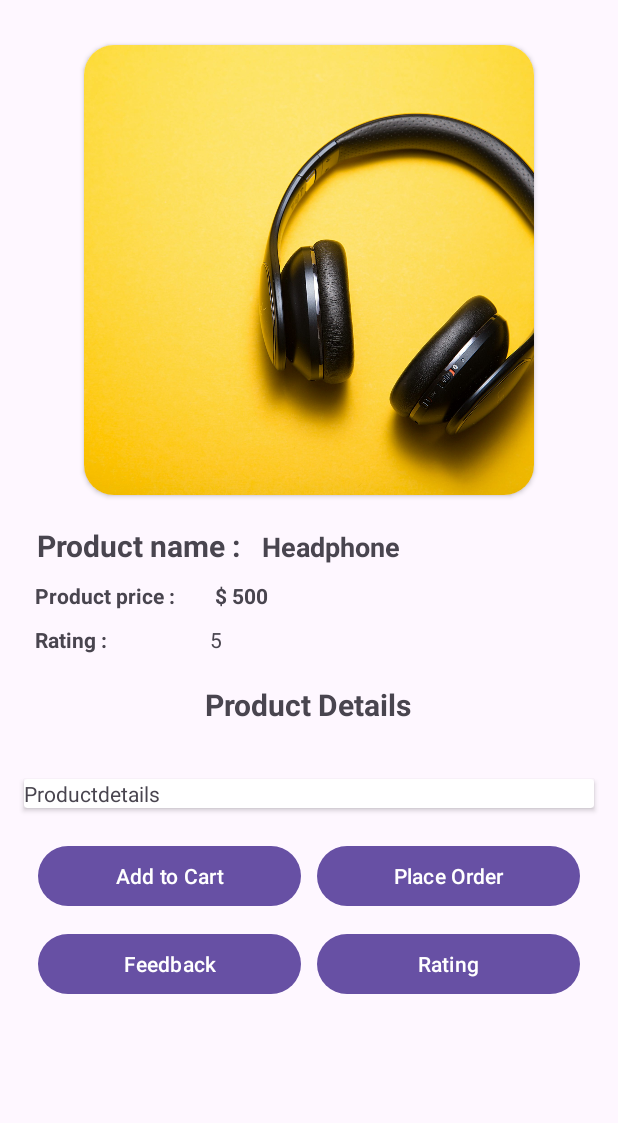
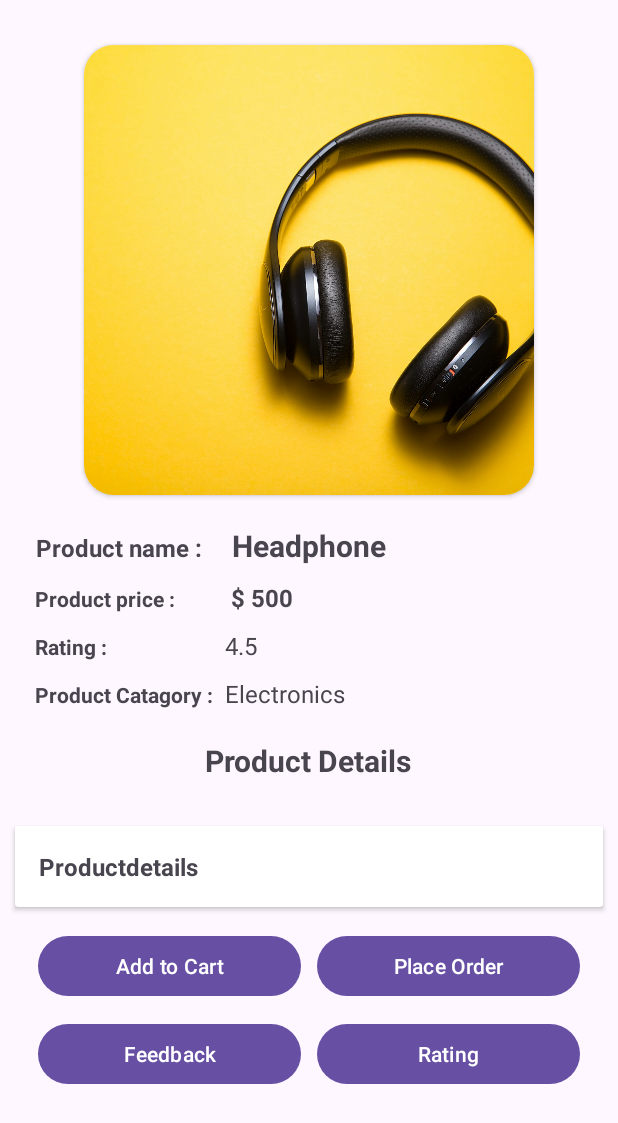
Before and after one commit to choyon-sarker/Ki-Kinbo, an Android app: the ViewProduct screen opened directly, with no data from a screen before it, on a phone screen of 412 x 824 dp. Shown: the top 1123 px of the screen. Run offline under Robolectric (Android 15) with nearby library versions, the phone set to English and light mode, and no system bars; our stand-ins replace Firebase (no records; nobody signed in at launch, a user with empty details on screens opened directly).

Commit message:
apply mvvm pattern architecture

```diff
--- a/Ki-Kinbo-Andorid-App-main/app/src/main/AndroidManifest.xml
+++ b/Ki-Kinbo-Andorid-App-main/app/src/main/AndroidManifest.xml
@@ -19,7 +19,7 @@
             android:name=".ViewProduct"
             android:exported="false" />
         <activity
-            android:name=".MainActivity"
+            android:name=".view.MainActivity"
             android:exported="true">
             <intent-filter>
                 <action android:name="android.intent.action.MAIN" />
--- a/Ki-Kinbo-Andorid-App-main/app/src/main/java/com/devdroid/kikinbo/ViewProduct.kt
+++ b/Ki-Kinbo-Andorid-App-main/app/src/main/java/com/devdroid/kikinbo/ViewProduct.kt
@@ -7,14 +7,18 @@ import androidx.activity.enableEdgeToEdge
 import androidx.appcompat.app.AppCompatActivity
 import androidx.core.view.ViewCompat
 import androidx.core.view.WindowInsetsCompat
-import com.google.firebase.database.*
+import com.devdroid.kikinbo.model.ProductDataModel
+import com.devdroid.kikinbo.viewmodel.ProductViewModel
 
 class ViewProduct : AppCompatActivity() {
-    private lateinit var databaseRef: DatabaseReference
-    private lateinit var productIdToFetch: String
+    private lateinit var productViewModel: ProductViewModel
     private lateinit var productPriceId: TextView
     private lateinit var productRatingId: TextView
     private lateinit var productNameId: TextView
+    private lateinit var productCatagoryId: TextView
+    private lateinit var productDetailsId: TextView
+    private lateinit var productIdToFetch: String
+    private lateinit var productDisplayHelper: ProductDisplayHelper
 
     override fun onCreate(savedInstanceState: Bundle?) {
         super.onCreate(savedInstanceState)
@@ -27,51 +31,30 @@ class ViewProduct : AppCompatActivity() {
             insets
         }
 
-        databaseRef = FirebaseDatabase.getInstance().getReference("Products")
+        productViewModel = ProductViewModel()
+        productDisplayHelper = ProductDisplayHelper()  // Initialize ProductDisplayHelper
+
         productIdToFetch = intent.getStringExtra("productId") ?: ""
 
         productNameId = findViewById(R.id.productnameid)
         productPriceId = findViewById(R.id.productPriceid)
         productRatingId = findViewById(R.id.ProductRatingid)
+        productCatagoryId = findViewById(R.id.tvProductCatagoryid)
+        productDetailsId = findViewById(R.id.productDetailsid)
 
         if (productIdToFetch.isNotEmpty()) {
-            fetchProductData(productIdToFetch)
+            productViewModel.fetchProductData(productIdToFetch) { product ->
+                if (product != null) {
+                    productDisplayHelper.displayProductDetails(product, productNameId, productPriceId, productRatingId, productCatagoryId, productDetailsId)
+                } else {
+                    Toast.makeText(this, "Product not found", Toast.LENGTH_SHORT).show()
+                }
+            }
         } else {
             Toast.makeText(this, "Product ID not found", Toast.LENGTH_SHORT).show()
         }
     }
-
-    private fun fetchProductData(productId: String) {
-        databaseRef.orderByChild("productId").equalTo(productId)
-            .addListenerForSingleValueEvent(object : ValueEventListener {
-                override fun onDataChange(snapshot: DataSnapshot) {
-                    if (snapshot.exists()) {
-                        for (child in snapshot.children) {
-                            val product = child.getValue(ProductDataModel::class.java)
-                            if (product != null) {
-                                displayProductDetails(product)
-                            } else {
-                                Toast.makeText(this@ViewProduct, "Product not found", Toast.LENGTH_SHORT).show()
-                            }
-                        }
-                    } else {
-                        Toast.makeText(this@ViewProduct, "Product not found", Toast.LENGTH_SHORT).show()
-                    }
-                }
-
-                override fun onCancelled(error: DatabaseError) {
-                    Toast.makeText(this@ViewProduct, "Failed to load data: ${error.message}", Toast.LENGTH_SHORT).show()
-                }
-            })
-    }
-
-    private fun displayProductDetails(product: ProductDataModel) {
-        productNameId.text = product.productName
-        productPriceId.text = "Price: ${product.productPrice} BDT"
-        productRatingId.text = "Rating: ${product.productRating}"
-    }
 }
-
 
 //package com.devdroid.kikinbo
 //
@@ -82,53 +65,124 @@ class ViewProduct : AppCompatActivity() {
 //import androidx.appcompat.app.AppCompatActivity
 //import androidx.core.view.ViewCompat
 //import androidx.core.view.WindowInsetsCompat
-//import com.google.firebase.database.DataSnapshot
-//import com.google.firebase.database.DatabaseError
-//import com.google.firebase.database.DatabaseReference
-//import com.google.firebase.database.FirebaseDatabase
-//import com.google.firebase.database.ValueEventListener
+//import com.devdroid.kikinbo.model.ProductDataModel
+//import com.devdroid.kikinbo.viewmodel.ProductViewModel
 //
 //class ViewProduct : AppCompatActivity() {
-//    private lateinit var databaseRef: DatabaseReference
-//    private lateinit var productIdToFetch:String
-//    lateinit var productPriceId: TextView
-//    lateinit var productRatingId: TextView
-//    lateinit var productNameId: TextView
-//    lateinit var VproductId:String
+//    private lateinit var productViewModel: ProductViewModel
+//    private lateinit var productPriceId: TextView
+//    private lateinit var productRatingId: TextView
+//    private lateinit var productNameId: TextView
+//    private lateinit var productCatagoryId: TextView
+//    private lateinit var productDetailsId: TextView
+//    private lateinit var productIdToFetch: String
+//
 //    override fun onCreate(savedInstanceState: Bundle?) {
 //        super.onCreate(savedInstanceState)
 //        enableEdgeToEdge()
 //        setContentView(R.layout.activity_view_product)
+//
 //        ViewCompat.setOnApplyWindowInsetsListener(findViewById(R.id.main)) { v, insets ->
 //            val systemBars = insets.getInsets(WindowInsetsCompat.Type.systemBars())
 //            v.setPadding(systemBars.left, systemBars.top, systemBars.right, systemBars.bottom)
 //            insets
 //        }
-//        databaseRef = FirebaseDatabase.getInstance().getReference("Products")
-//        //databaseRef= FirebaseDatabase.getInstance().getReference("Product")
-//        //specify the data id you want to fetch
-//        productIdToFetch = intent.getStringExtra("Headphone") ?: ""
-//        productNameId=findViewById(R.id.productnameid)
-//        productPriceId=findViewById(R.id.productPriceid)
-//        productRatingId=findViewById(R.id.ProductRatingid)
 //
-//        // Fetch product data from Firebase
+//        productViewModel = ProductViewModel()
+//
+//        productIdToFetch = intent.getStringExtra("productId") ?: ""
+//
+//        productNameId = findViewById(R.id.productnameid)
+//        productPriceId = findViewById(R.id.productPriceid)
+//        productRatingId = findViewById(R.id.ProductRatingid)
+//        productCatagoryId = findViewById(R.id.tvProductCatagoryid)
+//        productDetailsId = findViewById(R.id.productDetailsid)
+//
 //        if (productIdToFetch.isNotEmpty()) {
-//            fetchProductData(productIdToFetch)
+//            productViewModel.fetchProductData(productIdToFetch) { product ->
+//                if (product != null) {
+//                    displayProductDetails(product)
+//                } else {
+//                    Toast.makeText(this, "Product not found", Toast.LENGTH_SHORT).show()
+//                }
+//            }
 //        } else {
 //            Toast.makeText(this, "Product ID not found", Toast.LENGTH_SHORT).show()
 //        }
 //    }
+//
+//    private fun displayProductDetails(product: ProductDataModel) {
+//        productNameId.text = product.productName
+//        productPriceId.text = "${product.productPrice} BDT"
+//        productRatingId.text = "${product.productRating}"
+//        productCatagoryId.text = "${product.productCategory}"
+//        productDetailsId.text = "${product.productDetail}"
+//    }
+//}
+//
+//
+////package com.devdroid.kikinbo
+////
+////import android.os.Bundle
+////import android.widget.TextView
+////import android.widget.Toast
+////import androidx.activity.enableEdgeToEdge
+////import androidx.appcompat.app.AppCompatActivity
+////import androidx.core.view.ViewCompat
+////import androidx.core.view.WindowInsetsCompat
+////import com.devdroid.kikinbo.model.ProductDataModel
+////import com.google.firebase.database.*
+////
+////class ViewProduct : AppCompatActivity() {
+////    private lateinit var databaseRef: DatabaseReference
+////    private lateinit var productIdToFetch: String
+////    private lateinit var productPriceId: TextView
+////    private lateinit var productRatingId: TextView
+////    private lateinit var productNameId: TextView
+////    private lateinit var productCatagoryId:TextView
+////    private lateinit var productDetailsId:TextView
+////
+////    override fun onCreate(savedInstanceState: Bundle?) {
+////        super.onCreate(savedInstanceState)
+////        enableEdgeToEdge()
+////        setContentView(R.layout.activity_view_product)
+////
+////        ViewCompat.setOnApplyWindowInsetsListener(findViewById(R.id.main)) { v, insets ->
+////            val systemBars = insets.getInsets(WindowInsetsCompat.Type.systemBars())
+////            v.setPadding(systemBars.left, systemBars.top, systemBars.right, systemBars.bottom)
+////            insets
+////        }
+////        databaseRef = FirebaseDatabase.getInstance().getReference("Products")
+////        productIdToFetch = intent.getStringExtra("productId") ?: ""
+////
+////        productNameId = findViewById(R.id.productnameid)
+////        productPriceId = findViewById(R.id.productPriceid)
+////        productRatingId = findViewById(R.id.ProductRatingid)
+////        productCatagoryId=findViewById(R.id.tvProductCatagoryid)
+////        productDetailsId=findViewById(R.id.productDetailsid)
+////
+////
+////
+////        if (productIdToFetch.isNotEmpty()) {
+////            fetchProductData(productIdToFetch)
+////        } else {
+////            Toast.makeText(this, "Product ID not found", Toast.LENGTH_SHORT).show()
+////        }
+////    }
+////
 ////    private fun fetchProductData(productId: String) {
-////        // Ensure 'databaseRef' points to the correct 'Products' table in your database.
-////        databaseRef.child("Products").child(productId)
+////        databaseRef.orderByChild("productId").equalTo(productId)
 ////            .addListenerForSingleValueEvent(object : ValueEventListener {
 ////                override fun onDataChange(snapshot: DataSnapshot) {
-////                    val product = snapshot.getValue(ProductDataModel::class.java)
-////                    if (product != null) {
-////                        productNameId.text = product.productName
-////                        productPriceId.text = "Price: ${product.productPrice} BDT"
-////                        productRatingId.text = "Rating: ${product.productRating}"
+////                    if (snapshot.exists()) {
+////                        for (child in snapshot.children) {
+////                            val product = child.getValue(ProductDataModel::class.java)
+////                            if (product != null) {
+////                                displayProductDetails(product)
+////                            } else {
+////                                Toast.makeText(this@ViewProduct, "Product not found", Toast.LENGTH_SHORT).show()
+////                            }
+////                        }
 ////                    } else {
 ////                        Toast.makeText(this@ViewProduct, "Product not found", Toast.LENGTH_SHORT).show()
 ////                    }
@@ -139,35 +193,113 @@ class ViewProduct : AppCompatActivity() {
 ////                }
 ////            })
 ////    }
-//private fun fetchProductData(productId: String) {
-//    // Query to find the product with the given productId
-//    databaseRef.orderByChild("productId").equalTo(productId)
-//        .addListenerForSingleValueEvent(object : ValueEventListener {
-//            override fun onDataChange(snapshot: DataSnapshot) {
-//                if (snapshot.exists()) {
-//                    for (child in snapshot.children) {
-//                        val product = child.getValue(ProductDataModel::class.java)
-//                        if (product != null) {
-//                            displayProductDetails(product)
-//                        } else {
-//                            Toast.makeText(this@ViewProduct, "Product not found", Toast.LENGTH_SHORT).show()
-//                        }
-//                    }
-//                } else {
-//                    Toast.makeText(this@ViewProduct, "Product not found", Toast.LENGTH_SHORT).show()
-//                }
-//            }
+////
+////    private fun displayProductDetails(product: ProductDataModel) {
+////        productNameId.text = product.productName
+////        productPriceId.text = "${product.productPrice} BDT"
+////        productRatingId.text = "${product.productRating}"
+////        productCatagoryId.text="${product.productCategory}"
+////        productDetailsId.text="${product.productDetail}"
+////
+////    }
+////}
 //
-//            override fun onCancelled(error: DatabaseError) {
-//                Toast.makeText(this@ViewProduct, "Failed to load data: ${error.message}", Toast.LENGTH_SHORT).show()
-//            }
-//        })
-//}
-//    private fun displayProductDetails(product: ProductDataModel) {
-//        productNameId.text = product.productName
-//        productPriceId.text = "Price: ${product.productPrice} BDT"
-//        productRatingId.text = "Rating: ${product.productRating}"
-//        // Optionally show more details, e.g., productDetail, productReview
-//    }
 //
-//}
+////package com.devdroid.kikinbo
+////
+////import android.os.Bundle
+////import android.widget.TextView
+////import android.widget.Toast
+////import androidx.activity.enableEdgeToEdge
+////import androidx.appcompat.app.AppCompatActivity
+////import androidx.core.view.ViewCompat
+////import androidx.core.view.WindowInsetsCompat
+////import com.google.firebase.database.DataSnapshot
+////import com.google.firebase.database.DatabaseError
+////import com.google.firebase.database.DatabaseReference
+////import com.google.firebase.database.FirebaseDatabase
+////import com.google.firebase.database.ValueEventListener
+////
+////class ViewProduct : AppCompatActivity() {
+////    private lateinit var databaseRef: DatabaseReference
+////    private lateinit var productIdToFetch:String
+////    lateinit var productPriceId: TextView
+////    lateinit var productRatingId: TextView
+////    lateinit var productNameId: TextView
+////    lateinit var VproductId:String
+////    override fun onCreate(savedInstanceState: Bundle?) {
+////        super.onCreate(savedInstanceState)
+////        enableEdgeToEdge()
+////        setContentView(R.layout.activity_view_product)
+////        ViewCompat.setOnApplyWindowInsetsListener(findViewById(R.id.main)) { v, insets ->
+////            val systemBars = insets.getInsets(WindowInsetsCompat.Type.systemBars())
+////            v.setPadding(systemBars.left, systemBars.top, systemBars.right, systemBars.bottom)
+////            insets
+////        }
+////        databaseRef = FirebaseDatabase.getInstance().getReference("Products")
+////        //databaseRef= FirebaseDatabase.getInstance().getReference("Product")
+////        //specify the data id you want to fetch
+////        productIdToFetch = intent.getStringExtra("Headphone") ?: ""
+////        productNameId=findViewById(R.id.productnameid)
+////        productPriceId=findViewById(R.id.productPriceid)
+////        productRatingId=findViewById(R.id.ProductRatingid)
+////
+////        // Fetch product data from Firebase
+////        if (productIdToFetch.isNotEmpty()) {
+////            fetchProductData(productIdToFetch)
+////        } else {
+////            Toast.makeText(this, "Product ID not found", Toast.LENGTH_SHORT).show()
+////        }
+////    }
+//////    private fun fetchProductData(productId: String) {
+//////        // Ensure 'databaseRef' points to the correct 'Products' table in your database.
+//////        databaseRef.child("Products").child(productId)
+//////            .addListenerForSingleValueEvent(object : ValueEventListener {
+//////                override fun onDataChange(snapshot: DataSnapshot) {
+//////                    val product = snapshot.getValue(ProductDataModel::class.java)
+//////                    if (product != null) {
+//////                        productNameId.text = product.productName
+//////                        productPriceId.text = "Price: ${product.productPrice} BDT"
+//////                        productRatingId.text = "Rating: ${product.productRating}"
+//////                    } else {
+//////                        Toast.makeText(this@ViewProduct, "Product not found", Toast.LENGTH_SHORT).show()
+//////                    }
+//////                }
+//////
+//////                override fun onCancelled(error: DatabaseError) {
+//////                    Toast.makeText(this@ViewProduct, "Failed to load data: ${error.message}", Toast.LENGTH_SHORT).show()
+//////                }
+//////            })
+//////    }
+////private fun fetchProductData(productId: String) {
+////    // Query to find the product with the given productId
+////    databaseRef.orderByChild("productId").equalTo(productId)
+////        .addListenerForSingleValueEvent(object : ValueEventListener {
+////            override fun onDataChange(snapshot: DataSnapshot) {
+////                if (snapshot.exists()) {
+////                    for (child in snapshot.children) {
+////                        val product = child.getValue(ProductDataModel::class.java)
+////                        if (product != null) {
+////                            displayProductDetails(product)
+////                        } else {
+////                            Toast.makeText(this@ViewProduct, "Product not found", Toast.LENGTH_SHORT).show()
+////                        }
+////                    }
+////                } else {
+////                    Toast.makeText(this@ViewProduct, "Product not found", Toast.LENGTH_SHORT).show()
+////                }
+////            }
+////
+////            override fun onCancelled(error: DatabaseError) {
+////                Toast.makeText(this@ViewProduct, "Failed to load data: ${error.message}", Toast.LENGTH_SHORT).show()
+////            }
+////        })
+////}
+////    private fun displayProductDetails(product: ProductDataModel) {
+////        productNameId.text = product.productName
+////        productPriceId.text = "Price: ${product.productPrice} BDT"
+////        productRatingId.text = "Rating: ${product.productRating}"
+////        // Optionally show more details, e.g., productDetail, productReview
+////    }
+////
+////}
--- a/Ki-Kinbo-Andorid-App-main/app/src/main/java/com/devdroid/kikinbo/ProductDataModel.kt
+++ b/Ki-Kinbo-Andorid-App-main/app/src/main/java/com/devdroid/kikinbo/model/ProductDataModel.kt
@@ -1,4 +1,4 @@
-package com.devdroid.kikinbo
+package com.devdroid.kikinbo.model
 
 data class ProductDataModel(
     val productId:String?=null,
--- a/Ki-Kinbo-Andorid-App-main/app/src/main/java/com/devdroid/kikinbo/MainActivity.kt
+++ b/Ki-Kinbo-Andorid-App-main/app/src/main/java/com/devdroid/kikinbo/view/MainActivity.kt
@@ -1,4 +1,4 @@
-package com.devdroid.kikinbo
+package com.devdroid.kikinbo.view
 
 import android.content.Intent
 import android.os.Bundle
@@ -7,6 +7,8 @@ import androidx.appcompat.app.AppCompatActivity
 import androidx.cardview.widget.CardView
 import androidx.core.view.ViewCompat
 import androidx.core.view.WindowInsetsCompat
+import com.devdroid.kikinbo.R
+import com.devdroid.kikinbo.ViewProduct
 import com.google.firebase.database.FirebaseDatabase
 
 class MainActivity : AppCompatActivity() {
--- /dev/null
+++ b/Ki-Kinbo-Andorid-App-main/app/src/main/java/com/devdroid/kikinbo/viewmodel/produceDisplayHelper.kt
@@ -0,0 +1,22 @@
+package com.devdroid.kikinbo
+
+import android.widget.TextView
+import com.devdroid.kikinbo.model.ProductDataModel
+
+class ProductDisplayHelper {
+
+    fun displayProductDetails(
+        product: ProductDataModel,
+        productNameId: TextView,
+        productPriceId: TextView,
+        productRatingId: TextView,
+        productCatagoryId: TextView,
+        productDetailsId: TextView
+    ) {
+        productNameId.text = product.productName
+        productPriceId.text = "${product.productPrice} BDT"
+        productRatingId.text = "${product.productRating}"
+        productCatagoryId.text = "${product.productCategory}"
+        productDetailsId.text = "${product.productDetail}"
+    }
+}
--- a/Ki-Kinbo-Andorid-App-main/app/src/main/res/layout/activity_view_product.xml
+++ b/Ki-Kinbo-Andorid-App-main/app/src/main/res/layout/activity_view_product.xml
@@ -35,17 +35,17 @@
         android:layout_marginTop="20dp"
         android:orientation="horizontal">
         <TextView
-            android:layout_width="150dp"
+            android:layout_width="130dp"
             android:layout_height="wrap_content"
             android:text=" Product name : "
-            android:textSize="20dp"
+            android:textSize="16dp"
             android:textStyle="bold"/>
         <TextView
             android:id="@+id/productnameid"
             android:layout_width="wrap_content"
             android:layout_height="wrap_content"
             android:text=" Headphone "
-            android:textSize="18dp"
+            android:textSize="20dp"
             android:textStyle="bold"/>
     </LinearLayout>
     <LinearLayout
@@ -55,7 +55,7 @@
         android:layout_marginTop="10dp"
         android:orientation="horizontal">
         <TextView
-            android:layout_width="120dp"
+            android:layout_width="130dp"
             android:textStyle="bold"
             android:layout_height="wrap_content"
             android:text=" Product price : " />
@@ -64,7 +64,8 @@
             android:textStyle="bold"
             android:layout_width="match_parent"
             android:layout_height="wrap_content"
-            android:text=" $ 500" />
+            android:text=" $ 500"
+            android:textSize="16dp"/>
     </LinearLayout>
     <LinearLayout
         android:layout_width="match_parent"
@@ -73,7 +74,7 @@
         android:layout_marginTop="10dp"
         android:orientation="horizontal">
         <TextView
-            android:layout_width="120dp"
+            android:layout_width="130dp"
             android:layout_height="wrap_content"
             android:text=" Rating : "
             android:textStyle="bold"/>
@@ -81,8 +82,29 @@
             android:id="@+id/ProductRatingid"
             android:layout_width="match_parent"
             android:layout_height="wrap_content"
-            android:text="5" />
+            android:textSize="16dp"
+            android:text="4.5" />
     </LinearLayout>
+    <LinearLayout
+        android:layout_width="match_parent"
+        android:layout_height="wrap_content"
+        android:layout_marginLeft="20dp"
+        android:layout_marginTop="10dp"
+        android:orientation="horizontal">
+        <TextView
+            android:layout_width="130dp"
+            android:layout_height="wrap_content"
+            android:text=" Product Catagory : "
+            android:textStyle="bold"/>
+        <TextView
+            android:id="@+id/tvProductCatagoryid"
+            android:layout_width="match_parent"
+            android:layout_height="wrap_content"
+            android:textSize="16dp"
+            android:text="Electronics" />
+    </LinearLayout>
+
+
 
     <TextView
         android:layout_margin="20dp"
@@ -95,17 +117,22 @@
     <androidx.cardview.widget.CardView
         android:layout_width="match_parent"
         android:layout_height="wrap_content"
-        android:layout_margin="16dp">
+        android:layout_margin="10dp">
         <LinearLayout
             android:layout_width="match_parent"
             android:layout_height="match_parent"
             android:orientation="vertical">
+
             <TextView
                 android:id="@+id/productDetailsid"
                 android:layout_width="match_parent"
+                android:layout_height="wrap_content"
+                android:text="Productdetails"
+                android:padding="16dp"
+                android:textSize="16dp"
+                android:textStyle="bold"
 
-                android:layout_height="wrap_content"
-                android:text="Productdetails" />
+                />
         </LinearLayout>
     </androidx.cardview.widget.CardView>
 
```
Also changed, not shown: Ki-Kinbo-Andorid-App-main/app/src/main/java/com/devdroid/kikinbo/viewmodel/ProductViewModel.kt (added, +28 -0 lines), Ki-Kinbo-Andorid-App-main/app/src/main/res/layout/activity_main.xml (+7 -7 lines).
